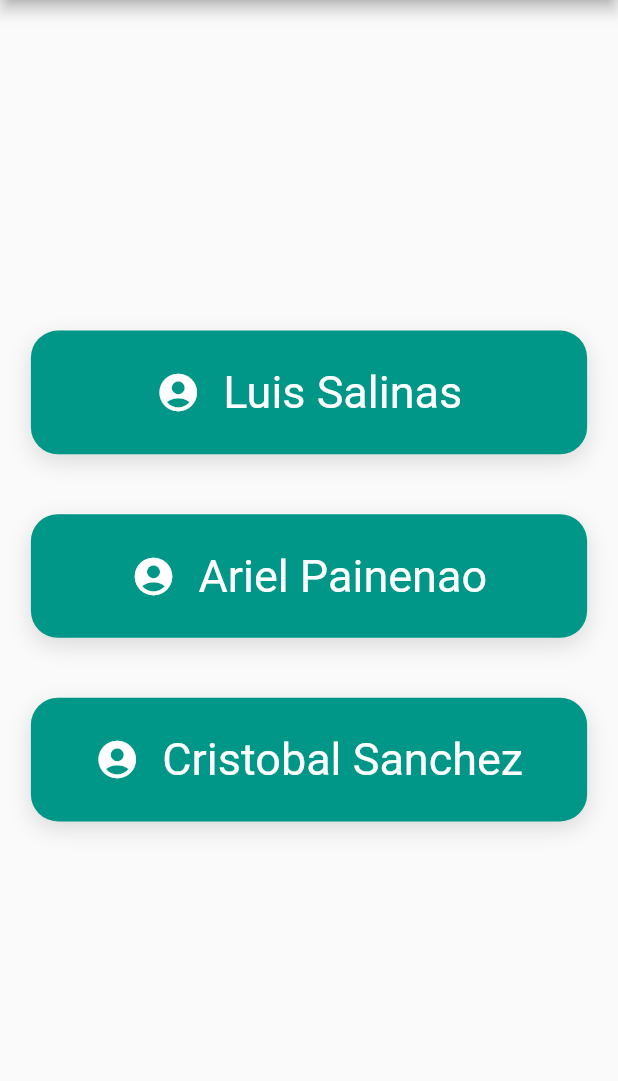
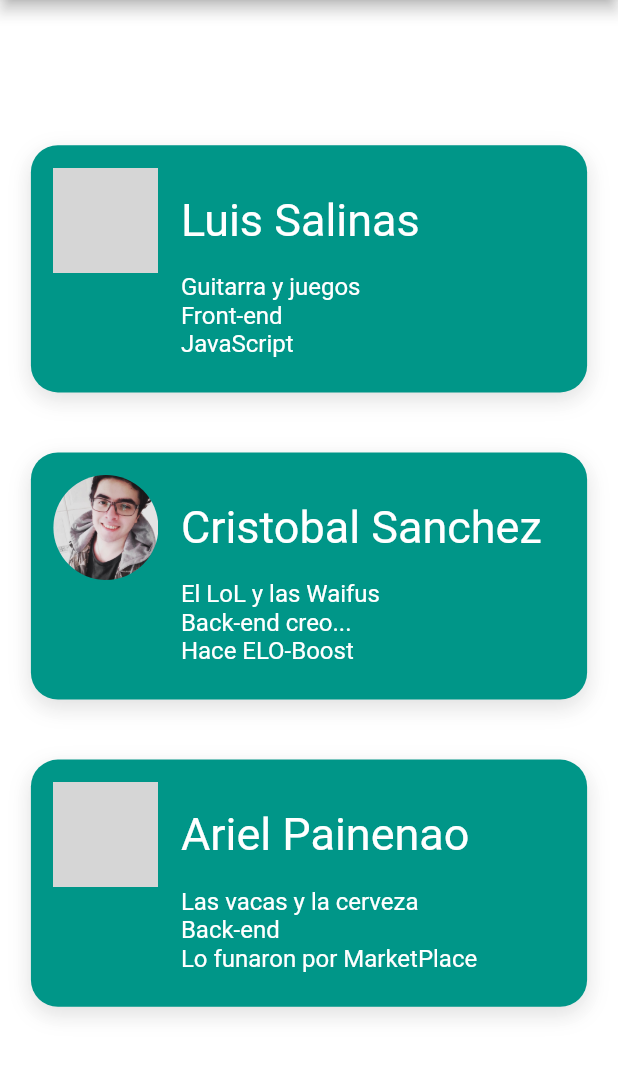
Before and after one commit to LuisSP97/app-sismos-cpyd, a Flutter app: the GroupPage screen opened by its route, on a phone screen of 412 x 824 dp, the part 84-1165 px from its top. Run offline on Flutter 3.47's test engine with Material 2 defaults, Android fonts, the phone set to English and light mode, and no system bars; our stand-ins replace google_maps_flutter, google_sign_in; network calls fail; grey boxes are pictures that could not be loaded.

Commit message:
Se termina pantalla de integrantes

```diff
--- /dev/null
+++ b/lib/src/models/integrante.dart
@@ -0,0 +1,40 @@
+class Integrante {
+  String _nombre;
+  String _asset;
+  String _gustos;
+  String _preferencia;
+  String _lenguaje;
+
+  Integrante(this._nombre, this._asset, this._gustos, this._preferencia,
+      this._lenguaje);
+
+  String get lenguaje => _lenguaje;
+
+  String get preferencia => _preferencia;
+
+  String get gustos => _gustos;
+
+  String get asset => _asset;
+
+  String get nombre => _nombre;
+
+  set lenguaje(String value) {
+    _lenguaje = value;
+  }
+
+  set preferencia(String value) {
+    _preferencia = value;
+  }
+
+  set gustos(String value) {
+    _gustos = value;
+  }
+
+  set asset(String value) {
+    _asset = value;
+  }
+
+  set nombre(String value) {
+    _nombre = value;
+  }
+}
--- a/lib/src/pages/group_page.dart
+++ b/lib/src/pages/group_page.dart
@@ -5,7 +5,8 @@ import 'package:flutter/material.dart';
 
 class GroupPage extends StatelessWidget {
   static const String routeName = '/group';
-  static const List<String> nombres = ['Luis Salinas','Ariel Painenao','Cristobal Sanchez'];
+  static const List<String> nombres = ['Luis Salinas','Cristobal Sanchez','Ariel Painenao'];
+  static const List<String> imagenes = ['assets/luis.jpg','assets/cris.jpg','assets/ariel.jpg'];
   const GroupPage({Key? key}) : super(key: key);
 
   @override
@@ -15,8 +16,9 @@ class GroupPage extends StatelessWidget {
           title: const Text('Integrantes grupo X'),
           centerTitle: true,
           backgroundColor: Colors.teal),
+      backgroundColor: Colors.white12,
       drawer: const DrawerView(),
-      body: const Center(child:UserBox(nombres: nombres)),
+      body: const Center(child:UserBox(nombres: nombres,imagenes: imagenes,)),
     );
   }
 }
--- /dev/null
+++ b/lib/src/providers/integrantes_provider.dart
@@ -0,0 +1,27 @@
+import 'package:appsismos/src/models/integrante.dart';
+
+Integrante integrante1 = Integrante(
+    'Luis Salinas',
+    'assets/luis.jpg',
+    'Guitarra y juegos',
+    'Front-end',
+    'JavaScript'
+);
+
+Integrante integrante2 = Integrante(
+    'Cristobal Sanchez',
+    'assets/cris.jpg',
+    'El LoL y las Waifus',
+    'Back-end creo...',
+    'Hace ELO-Boost'
+);
+
+Integrante integrante3 = Integrante(
+    'Ariel Painenao',
+    'assets/ariel.jpg',
+    'Las vacas y la cerveza',
+    'Back-end',
+    'Lo funaron por MarketPlace'
+);
+
+List<Integrante> integrantes = [integrante1, integrante2, integrante3];
--- a/lib/src/widgets/user_box.dart
+++ b/lib/src/widgets/user_box.dart
@@ -1,27 +1,32 @@
+import 'dart:ui';
+import 'package:appsismos/src/models/integrante.dart';
+import 'package:appsismos/src/providers/integrantes_provider.dart';
 import 'package:flutter/cupertino.dart';
 import 'package:flutter/material.dart';
 
 class UserBox extends StatelessWidget {
   final List<String> nombres;
-
-  const UserBox({Key? key, required this.nombres}) : super(key: key);
+  final List<String> imagenes;
+  static List<Integrante> integrantesProvider = integrantes;
+  const UserBox({Key? key, required this.nombres, required this.imagenes}) : super(key: key);
 
   @override
   Widget build(BuildContext context) {
+    print(integrantesProvider[0].lenguaje);
     return Column(
       mainAxisAlignment: MainAxisAlignment.center,
-      children: _users(nombres, context),
+      children: _users(integrantesProvider, context),
     );
   }
 
-  List<Widget> _users(List<dynamic> data, BuildContext context) {
+  List<Widget> _users(List<Integrante> data, BuildContext context) {
     final size = MediaQuery.of(context).size;
     final List<Widget> usuarios = [];
     for (var i = 0; i < data.length; i++) {
       final widgetTemp = Container(
-        margin: EdgeInsets.symmetric(vertical: 20),
+        margin: const EdgeInsets.symmetric(vertical: 20),
           width: size.width * 0.9,
-          height: size.height * 0.1,
+          height: size.height * 0.2,
           decoration: BoxDecoration(
               color: Colors.teal,
               borderRadius: BorderRadius.circular(18),
@@ -29,17 +34,36 @@ class UserBox extends StatelessWidget {
                 BoxShadow(
                     offset: Offset(0, 5), color: Colors.black12, blurRadius: 12)
               ]),
-          child: Row(
-            mainAxisAlignment: MainAxisAlignment.center,
+          child: Column(
             children: <Widget>[
-              const Icon(Icons.account_circle_rounded,
-                  size: 30, color: Colors.white),
-              const SizedBox(width: 15),
-              Text(nombres[i],
-                  style: const TextStyle(
-                    color: Colors.white,
-                    fontSize: 30,
-                  ))
+              const SizedBox(height: 15,),
+              Row(
+                children: [
+                  const SizedBox(width: 15),
+                  ClipRRect(child: Image.asset(data[i].asset, height: 70, width: 70), borderRadius: BorderRadius.circular(100),),
+                  const SizedBox(width: 15),
+                  Text(data[i].nombre,
+                      style: const TextStyle(
+                        color: Colors.white,
+                        fontSize: 30,
+                      )),
+                ],
+              ),
+              Row(
+                children: <Widget>[
+                  const SizedBox(width: 100),
+                  Column(
+                    crossAxisAlignment: CrossAxisAlignment.start,
+                    children: <Widget>[
+                      Text(data[i].gustos, style: TextStyle(color: Colors.white, fontSize: 16),),
+                      Text(data[i].preferencia, style: TextStyle(color: Colors.white, fontSize: 16)),
+                      Text(data[i].lenguaje, style: TextStyle(color: Colors.white, fontSize: 16)),
+
+                    ],
+                  ),
+
+                ],
+              ),
             ],
           ));
       usuarios..add(widgetTemp);
--- a/pubspec.yaml
+++ b/pubspec.yaml
@@ -62,9 +62,8 @@ flutter:
   uses-material-design: true
 
   # To add assets to your application, add an assets section, like this:
-  # assets:
-  #   - images/a_dot_burr.jpeg
-  #   - images/a_dot_ham.jpeg
+  assets:
+    - assets/cris.jpg
 
   # An image asset can refer to one or more resolution-specific "variants", see
   # https://flutter.dev/assets-and-images/#resolution-aware.
```
Also changed, not shown: assets/ariel.jpg (added), assets/cris.jpg (added), assets/luis.jpg (added).
